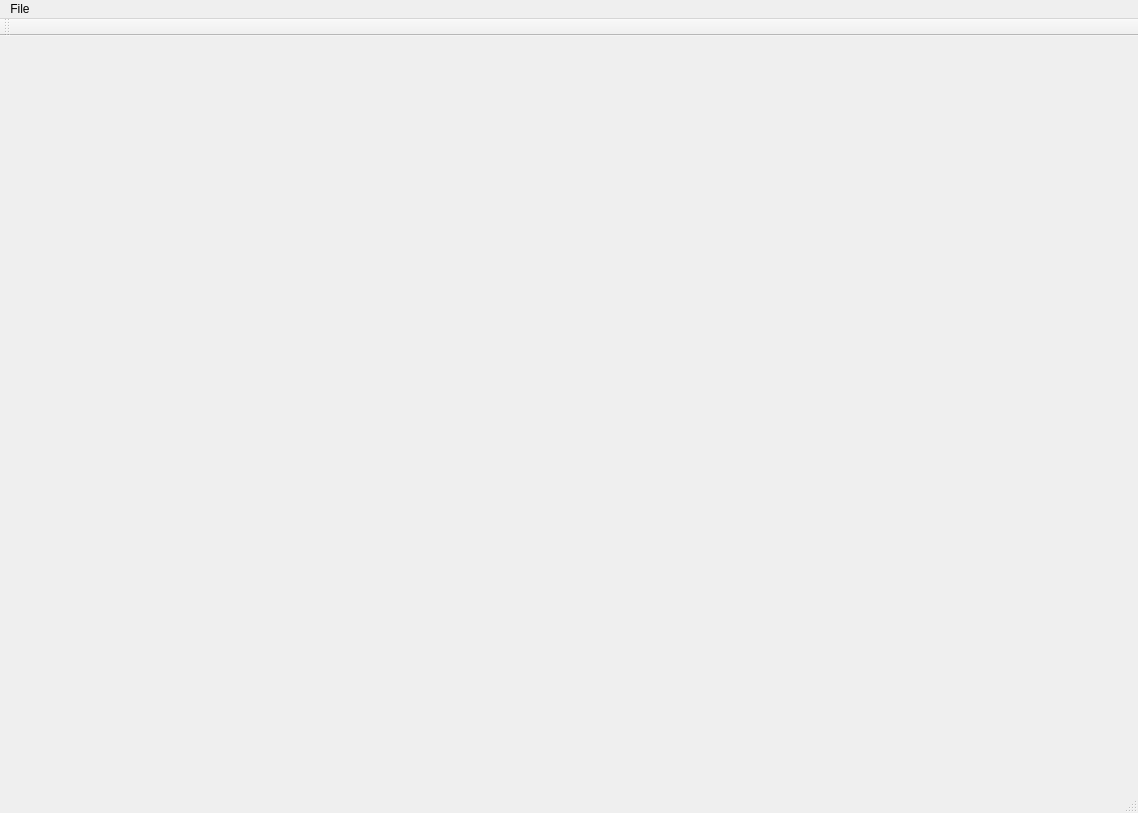
Above: QSLAM/QSLAM/mainwindow.ui from malichao/SLAM before the change. Below: the same form after it.
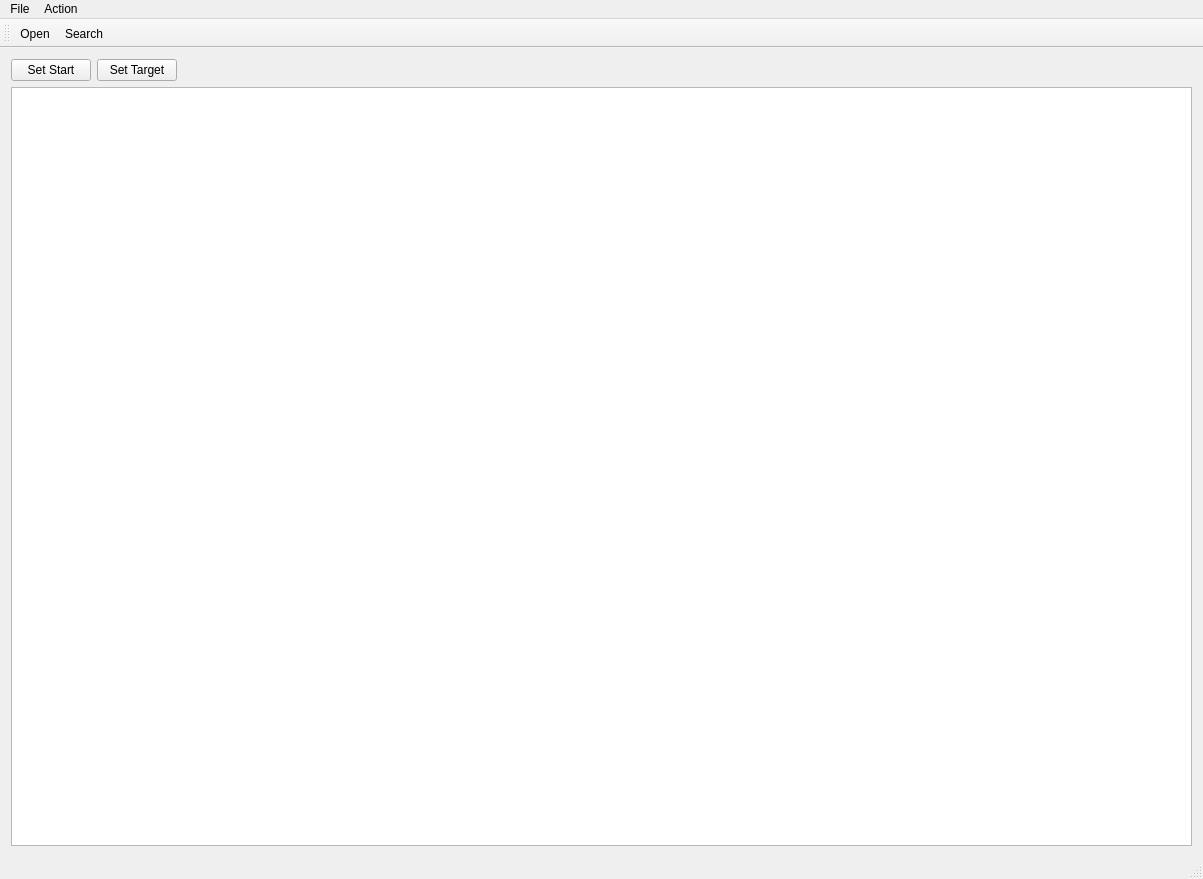
That is the form after the change.

```diff
--- a/QSLAM/QSLAM/mainwindow.ui
+++ b/QSLAM/QSLAM/mainwindow.ui
@@ -6,20 +6,66 @@
    <rect>
     <x>0</x>
     <y>0</y>
-    <width>1138</width>
-    <height>813</height>
+    <width>1203</width>
+    <height>879</height>
    </rect>
   </property>
   <property name="windowTitle">
    <string>MainWindow</string>
   </property>
-  <widget class="QWidget" name="centralWidget"/>
+  <widget class="QWidget" name="centralWidget">
+   <property name="enabled">
+    <bool>true</bool>
+   </property>
+   <property name="sizePolicy">
+    <sizepolicy hsizetype="Expanding" vsizetype="Expanding">
+     <horstretch>0</horstretch>
+     <verstretch>0</verstretch>
+    </sizepolicy>
+   </property>
+   <layout class="QGridLayout" name="gridLayout">
+    <item row="0" column="0">
+     <layout class="QGridLayout" name="layoutTop">
+      <item row="0" column="1">
+       <widget class="QPushButton" name="buttonSetTarget">
+        <property name="text">
+         <string>Set Target</string>
+        </property>
+       </widget>
+      </item>
+      <item row="0" column="0">
+       <widget class="QPushButton" name="buttonSetStart">
+        <property name="text">
+         <string>Set Start</string>
+        </property>
+       </widget>
+      </item>
+      <item row="0" column="2">
+       <spacer name="horizontalSpacer">
+        <property name="orientation">
+         <enum>Qt::Horizontal</enum>
+        </property>
+        <property name="sizeHint" stdset="0">
+         <size>
+          <width>40</width>
+          <height>20</height>
+         </size>
+        </property>
+       </spacer>
+      </item>
+     </layout>
+    </item>
+    <item row="1" column="0">
+     <widget class="QGraphicsView" name="view"/>
+    </item>
+   </layout>
+  </widget>
   <widget class="QMenuBar" name="menuBar">
    <property name="geometry">
     <rect>
      <x>0</x>
      <y>0</y>
-     <width>1138</width>
+     <width>1203</width>
      <height>31</height>
     </rect>
    </property>
@@ -29,7 +75,14 @@
     </property>
     <addaction name="actionOpen"/>
    </widget>
+   <widget class="QMenu" name="menuAction">
+    <property name="title">
+     <string>Action</string>
+    </property>
+    <addaction name="actionSearch"/>
+   </widget>
    <addaction name="menuFile"/>
+   <addaction name="menuAction"/>
   </widget>
   <widget class="QToolBar" name="mainToolBar">
    <attribute name="toolBarArea">
@@ -38,6 +91,8 @@
    <attribute name="toolBarBreak">
     <bool>false</bool>
    </attribute>
+   <addaction name="actionOpen"/>
+   <addaction name="actionSearch"/>
   </widget>
   <widget class="QStatusBar" name="statusBar"/>
   <action name="actionOpen">
@@ -45,6 +100,11 @@
     <string>Open</string>
    </property>
   </action>
+  <action name="actionSearch">
+   <property name="text">
+    <string>Search</string>
+   </property>
+  </action>
  </widget>
  <layoutdefault spacing="6" margin="11"/>
  <resources/>
```
